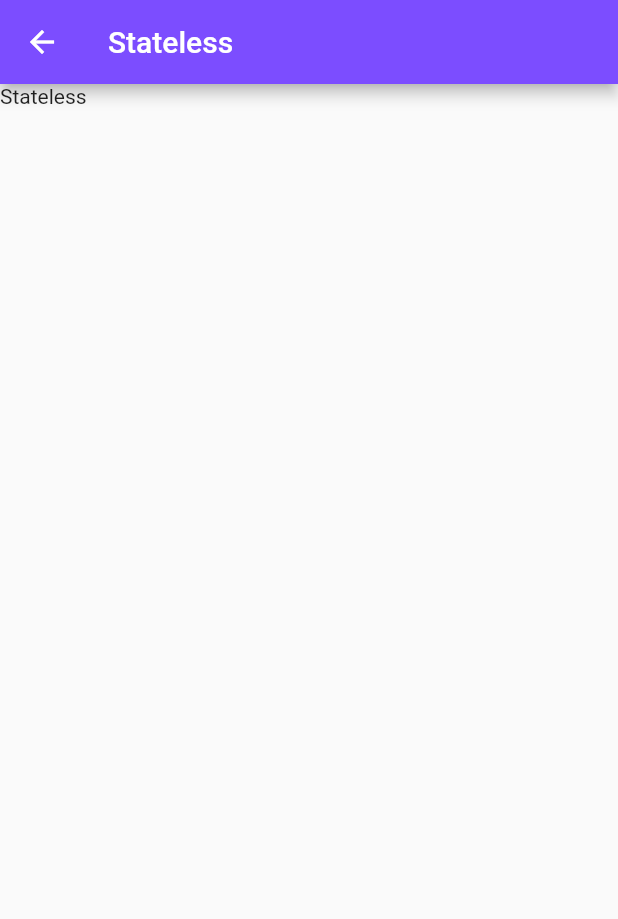
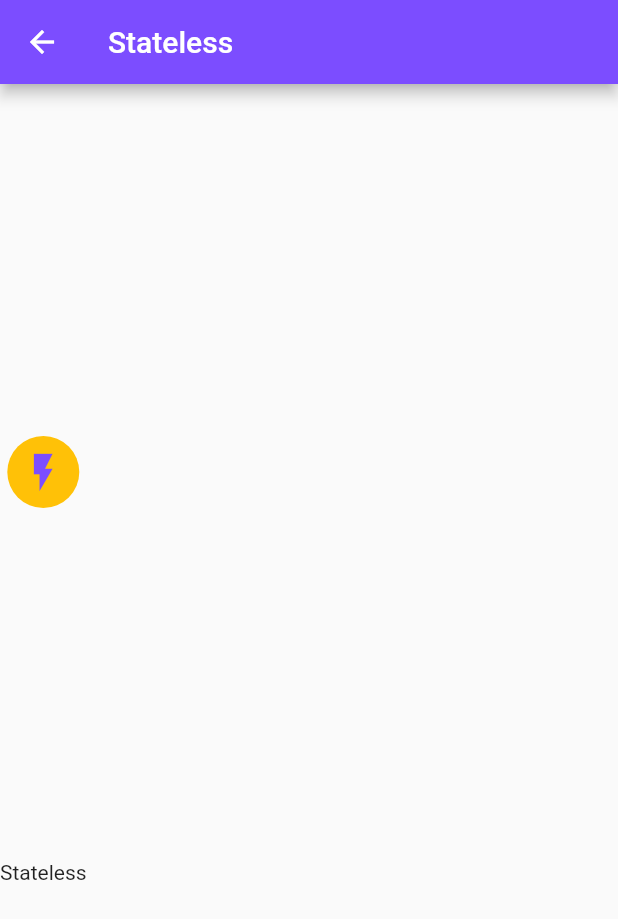
Before and after one commit to akashpatra/flutter_widgets, a Flutter app: the screen it shows after launch, after a tap on "Stateless", on a phone screen of 412 x 824 dp. Shown: the top 919 px of the screen. Run offline on Flutter 3.47's test engine with Material 2 defaults, Android fonts, the phone set to English and light mode, and no system bars.

Commit message:
feat: Added Screens for Invisible Widgets

```diff
--- a/lib/HomeScreen.dart
+++ /dev/null
@@ -1,82 +0,0 @@
-import 'package:flutter/material.dart';
-import 'package:widgets/SLessScreen.dart';
-
-class HomeScreen extends StatelessWidget {
-  @override
-  Widget build(BuildContext context) {
-    return Scaffold(
-      appBar: AppBar(
-        title: Text(
-          'Widgets',
-          style: TextStyle(
-            color: Colors.white,
-          ),
-        ),
-      ),
-      body: Center(
-        child: Container(
-          width: 300,
-          height: 400,
-          child: Column(
-            children: <Widget>[
-              Container(
-                child: Text(
-                  'Welcome to Widgets World',
-                  textAlign: TextAlign.center,
-                  style: TextStyle(
-                    color: Colors.deepPurpleAccent,
-                    fontWeight: FontWeight.bold,
-                    fontSize: 40,
-                    fontStyle: FontStyle.italic,
-                  ),
-                ),
-                margin: EdgeInsets.symmetric(vertical: 25),
-              ),
-              InkWell(
-                onTap: () => Navigator.of(context).push(
-                  MaterialPageRoute(
-                    builder: (_) {
-                      return SLessScreen();
-                    },
-                  ),
-                ),
-                child: Container(
-                  width: double.infinity,
-                  margin: EdgeInsets.only(bottom: 15),
-                  alignment: Alignment.center,
-                  child: Text('Stateless',
-                      style: TextStyle(
-                        fontWeight: FontWeight.bold,
-                        color: Colors.deepPurpleAccent,
-                        fontSize: 20,
-                      )),
-                  padding: const EdgeInsets.all(15),
-                  decoration: BoxDecoration(
-                      color: Colors.amber,
-                      borderRadius: BorderRadius.circular(15)),
-                ),
-              ),
-              InkWell(
-                onTap: () => print("Clicked 2"),
-                child: Container(
-                  width: double.infinity,
-                  alignment: Alignment.center,
-                  child: Text('Stateful',
-                      style: TextStyle(
-                        fontWeight: FontWeight.bold,
-                        color: Colors.amber,
-                        fontSize: 20,
-                      )),
-                  padding: const EdgeInsets.all(15),
-                  decoration: BoxDecoration(
-                      color: Colors.deepPurpleAccent,
-                      borderRadius: BorderRadius.circular(15)),
-                ),
-              ),
-            ],
-          ),
-        ),
-      ),
-    );
-  }
-}
--- a/lib/SLessScreen.dart
+++ /dev/null
@@ -1,18 +0,0 @@
-import 'package:flutter/material.dart';
-
-class SLessScreen extends StatelessWidget {
-  @override
-  Widget build(BuildContext context) {
-    return Scaffold(
-      appBar: AppBar(
-        title: Text(
-          'Stateless',
-          style: TextStyle(
-            color: Colors.white,
-          ),
-        ),
-      ),
-      body: Text('Stateless'),
-    );
-  }
-}
--- a/lib/main.dart
+++ b/lib/main.dart
@@ -1,5 +1,5 @@
 import 'package:flutter/material.dart';
-import 'package:widgets/HomeScreen.dart';
+import 'package:widgets/screens/HomeScreen.dart';
 
 void main() {
   runApp(MyApp());
--- /dev/null
+++ b/lib/screens/HomeScreen.dart
@@ -0,0 +1,115 @@
+import 'package:flutter/material.dart';
+import 'package:widgets/screens/InvisibleScreen.dart';
+import 'package:widgets/screens/SFullScreen.dart';
+import 'package:widgets/screens/SLessScreen.dart';
+
+class HomeScreen extends StatelessWidget {
+  @override
+  Widget build(BuildContext context) {
+    return Scaffold(
+      appBar: AppBar(
+        title: Text(
+          'Widgets',
+          style: TextStyle(
+            color: Colors.white,
+          ),
+        ),
+      ),
+      body: Container(
+        color: Colors.green,
+        margin: EdgeInsets.symmetric(horizontal: 15),
+        child: Column(
+          mainAxisAlignment: MainAxisAlignment.start,
+          crossAxisAlignment: CrossAxisAlignment.stretch,
+          children: <Widget>[
+            Container(
+              child: Text(
+                'Welcome to Widgets World',
+                textAlign: TextAlign.center,
+                style: TextStyle(
+                  color: Colors.deepPurpleAccent,
+                  fontWeight: FontWeight.bold,
+                  fontSize: 40,
+                  fontStyle: FontStyle.italic,
+                ),
+              ),
+              margin: EdgeInsets.only(top: 25),
+            ),
+            InkWell(
+              onTap: () => Navigator.of(context).push(
+                MaterialPageRoute(
+                  builder: (_) {
+                    return SLessScreen();
+                  },
+                ),
+              ),
+              child: Container(
+                width: 200,
+                margin: EdgeInsets.symmetric(vertical: 7),
+                alignment: Alignment.center,
+                child: Text('Stateless',
+                    style: TextStyle(
+                      fontWeight: FontWeight.bold,
+                      color: Colors.deepPurpleAccent,
+                      fontSize: 20,
+                    )),
+                padding: const EdgeInsets.all(15),
+                decoration: BoxDecoration(
+                    color: Colors.amber,
+                    borderRadius: BorderRadius.circular(15)),
+              ),
+            ),
+            InkWell(
+              onTap: () => Navigator.of(context).push(
+                MaterialPageRoute(
+                  builder: (_) {
+                    return SFullScreen();
+                  },
+                ),
+              ),
+              child: Container(
+                width: 200,
+                alignment: Alignment.center,
+                margin: EdgeInsets.symmetric(vertical: 7),
+                child: Text('Stateful',
+                    style: TextStyle(
+                      fontWeight: FontWeight.bold,
+                      color: Colors.amber,
+                      fontSize: 20,
+                    )),
+                padding: const EdgeInsets.all(15),
+                decoration: BoxDecoration(
+                    color: Colors.deepPurpleAccent,
+                    borderRadius: BorderRadius.circular(15)),
+              ),
+            ),
+            InkWell(
+              onTap: () => Navigator.of(context).push(
+                MaterialPageRoute(
+                  builder: (_) {
+                    return InvisibleScreen();
+                  },
+                ),
+              ),
+              child: Container(
+                width: 200,
+                alignment: Alignment.center,
+                margin: EdgeInsets.symmetric(vertical: 7),
+                child: Text('Invisible',
+                    style: TextStyle(
+                      fontWeight: FontWeight.bold,
+                      color: Colors.deepPurpleAccent,
+                      fontSize: 20,
+                    )),
+                padding: const EdgeInsets.all(15),
+                decoration: BoxDecoration(
+                    color: Colors.amber,
+                    borderRadius: BorderRadius.circular(15)),
+              ),
+            ),
+          ],
+        ),
+      ),
+    );
+  }
+}
--- /dev/null
+++ b/lib/screens/SLessScreen.dart
@@ -0,0 +1,41 @@
+import 'package:flutter/material.dart';
+
+class SLessScreen extends StatelessWidget {
+  Widget buildIconButton() {
+    return Ink(
+      decoration: ShapeDecoration(
+        color: Colors.amber,
+        shape: CircleBorder(),
+      ),
+      child: IconButton(
+        icon: Icon(
+          Icons.flash_on,
+          color: Colors.deepPurpleAccent,
+          size: 30,
+        ),
+        onPressed: null,
+      ),
+    );
+  }
+
+  @override
+  Widget build(BuildContext context) {
+    return Scaffold(
+      appBar: AppBar(
+        title: Text(
+          'Stateless',
+          style: TextStyle(
+            color: Colors.white,
+          ),
+        ),
+      ),
+      body: Column(
+        mainAxisAlignment: MainAxisAlignment.spaceEvenly,
+        children: <Widget>[
+          buildIconButton(),
+          Text('Stateless'),
+        ],
+      ),
+    );
+  }
+}
```
Also changed, not shown: lib/screens/InvisibleScreen.dart (added, +125 -0 lines), lib/screens/SFullScreen.dart (added, +26 -0 lines), lib/stateful/VolumeInkWell.dart (added, +47 -0 lines).
